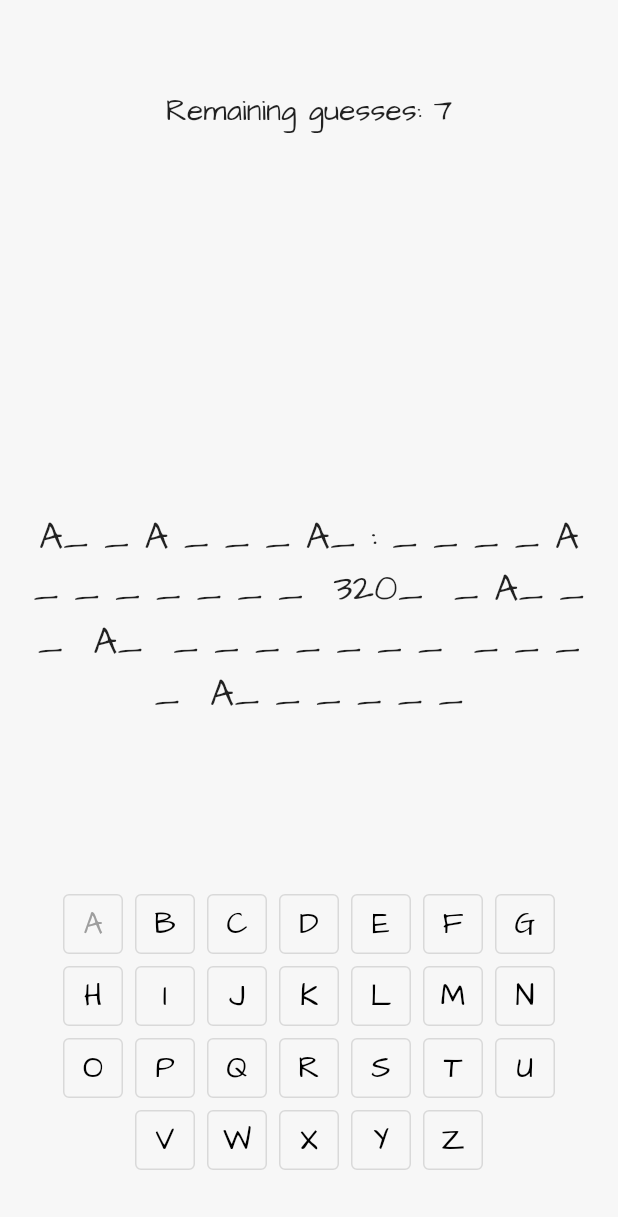
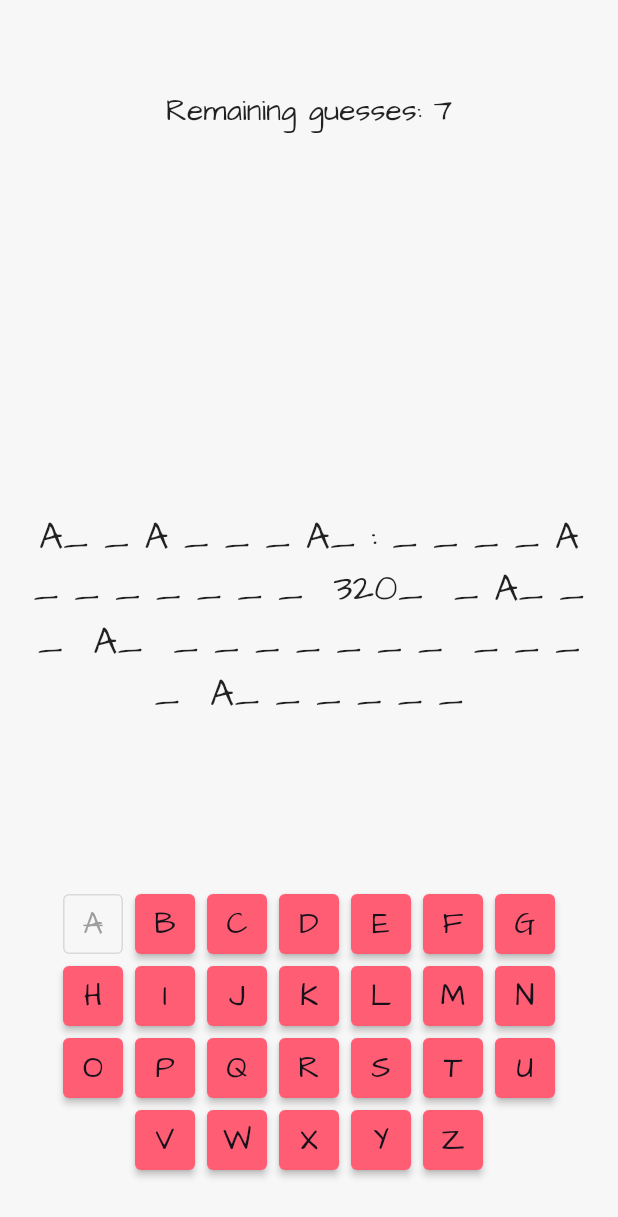
Before and after one commit to spookydoodle/hangman, a Flutter app: the screen it shows after launch, after a tap on an icon or button, on a phone screen of 412 x 824 dp. Shown: the top 1217 px of the screen. Run offline on Flutter 3.47's test engine with Material 2 defaults, Android fonts, the phone set to English and light mode, and no system bars.

Commit message:
Style keyboard

```diff
--- a/lib/theme/theme.dart
+++ b/lib/theme/theme.dart
@@ -33,11 +33,14 @@ OutlinedButtonThemeData _appOutlinedButtonTheme() => OutlinedButtonThemeData(
       style: TextButton.styleFrom(
         padding: EdgeInsets.all(6.0),
         minimumSize: Size(40, 20),
+        primary: _secondaryColor,
       ),
     );
 
 ElevatedButtonThemeData _appElevatedButtonTheme() => ElevatedButtonThemeData(
       style: ElevatedButton.styleFrom(
+        padding: EdgeInsets.all(6.0),
+        minimumSize: Size(40, 20),
         primary: _secondaryColor,
       ),
     );
--- a/lib/ui/game.dart
+++ b/lib/ui/game.dart
@@ -1,4 +1,5 @@
 import 'dart:math';
+import 'dart:ui';
 import 'package:flutter/material.dart';
 
 class Game extends StatefulWidget {
@@ -9,6 +10,7 @@ class Game extends StatefulWidget {
 class _GameState extends State<Game> {
   final List _alphabet = ['ABCDEFG', 'HIJKLMN', 'OPQRSTU', 'VWXYZ'];
   List _usedLetters = [];
+  List _wrongLetters = [];
 
   final List mistakeImages = [
     Image.asset('images/doodle-1/wrong_0.png'),
@@ -40,7 +42,6 @@ class _GameState extends State<Game> {
   int mistakeIndex = 0;
   final int maxMistakes = 7;
 
-
   @override
   void initState() {
     // TODO: implement initState
@@ -64,7 +65,8 @@ class _GameState extends State<Game> {
     return Scaffold(
       body: Center(
         child: Padding(
-          padding: const EdgeInsets.only(top: 60.0, left: 20.0, right: 20.0, bottom: 40.0),
+          padding: const EdgeInsets.only(
+              top: 60.0, left: 20.0, right: 20.0, bottom: 40.0),
           child: Column(
             children: <Widget>[
               Column(
@@ -90,11 +92,9 @@ class _GameState extends State<Game> {
                 ],
               ),
               Spacer(),
-              Text(
-                _replaceChar(),
-                textAlign: TextAlign.center,
-                style: Theme.of(context).textTheme.subtitle1
-              ),
+              Text(_replaceChar(),
+                  textAlign: TextAlign.center,
+                  style: Theme.of(context).textTheme.subtitle1),
               Spacer(),
               Container(
                 child: Column(
@@ -102,16 +102,26 @@ class _GameState extends State<Game> {
                     ..._alphabet.map((row) => Row(
                           mainAxisAlignment: MainAxisAlignment.center,
                           children: <Widget>[
-                            ...row.split('').map((char) => OutlinedButton(
-                                  onPressed: () => _checkLetter(char),
-                                  child: Text(
-                                    char.toString().toUpperCase(),
-                                    style:
-                                        Theme.of(context).textTheme.bodyText1.copyWith(
-                                          color: _usedLetters.contains(char) ? Colors.grey : Colors.black,
-                                        ),
-                                  ),
-                                ))
+                            ...row.split('').map((char) => _getButton(
+                              char,
+                                Text(
+                                  char.toString().toUpperCase(),
+                                  style: Theme.of(context)
+                                      .textTheme
+                                      .bodyText1
+                                      .copyWith(
+                                        color: _wrongLetters.contains(char)
+                                            ? Theme.of(context).accentColor
+                                            : (_usedLetters.contains(char)
+                                                ? Colors.grey
+                                                : Theme.of(context)
+                                                    .primaryColor),
+                                        decoration: _usedLetters.contains(char)
+                                            ? TextDecoration.lineThrough
+                                            : TextDecoration.none,
+                                      ),
+                                ),
+                                () => _checkLetter(char)))
                           ],
                         ))
                   ],
@@ -127,7 +137,7 @@ class _GameState extends State<Game> {
   String _replaceChar() {
     var keywordCopy = [...keyword.split('')].join('').toUpperCase();
     _alphabet.join('').split('').forEach((char) {
-      if(!_usedLetters.contains(char)) {
+      if (!_usedLetters.contains(char)) {
         keywordCopy = keywordCopy.replaceAll(char, '_ ');
       }
     });
@@ -137,8 +147,7 @@ class _GameState extends State<Game> {
   }
 
   void _checkLetter(String char) {
-
-    if(!gameOver) {
+    if (!gameOver) {
       setState(() {
         _usedLetters.add(char);
       });
@@ -147,13 +156,17 @@ class _GameState extends State<Game> {
     if (keyword.contains(char)) {
       _onCorrect();
     } else {
+      _wrongLetters.add(char);
       _onMistake();
     }
   }
 
   void _onCorrect() {
-
-}
+    if (_replaceChar() == keyword) {
+      _setGameOver(true);
+      print("You won");
+    }
+  }
 
   // Increase index and if reached the max allowed mistakes end the game and reset index
   void _onMistake() {
@@ -181,4 +194,14 @@ class _GameState extends State<Game> {
     mistakeIndex = 0;
     print("resetting");
   }
+
+  _getButton(String char, Text text, void Function() onPressed) =>
+    _usedLetters.contains(char) ? OutlinedButton(
+      onPressed: onPressed,
+      child: text,
+    ) : ElevatedButton(
+      onPressed: onPressed,
+      child: text,
+    );
+
 }
```
Also changed, not shown: lib/ui/home.dart (+0 -69 lines).
